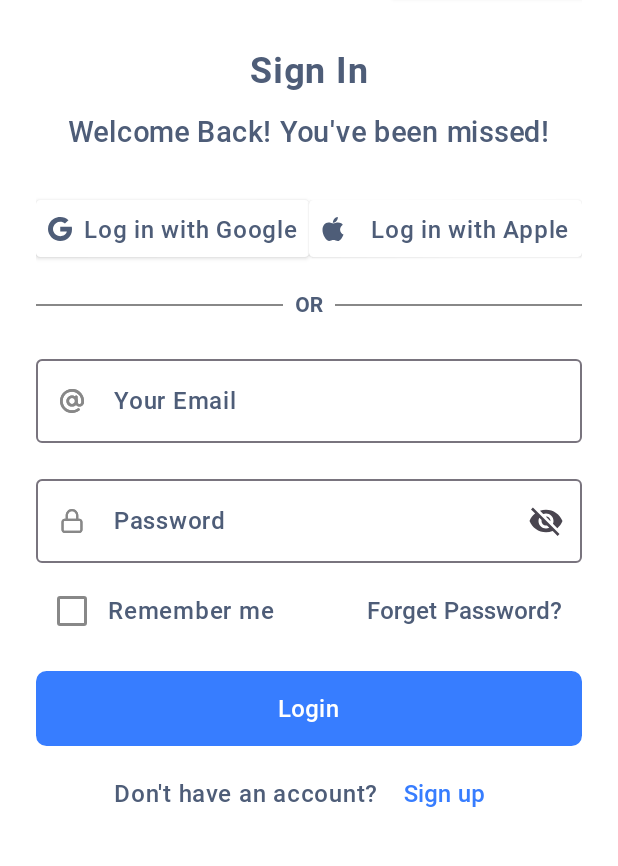
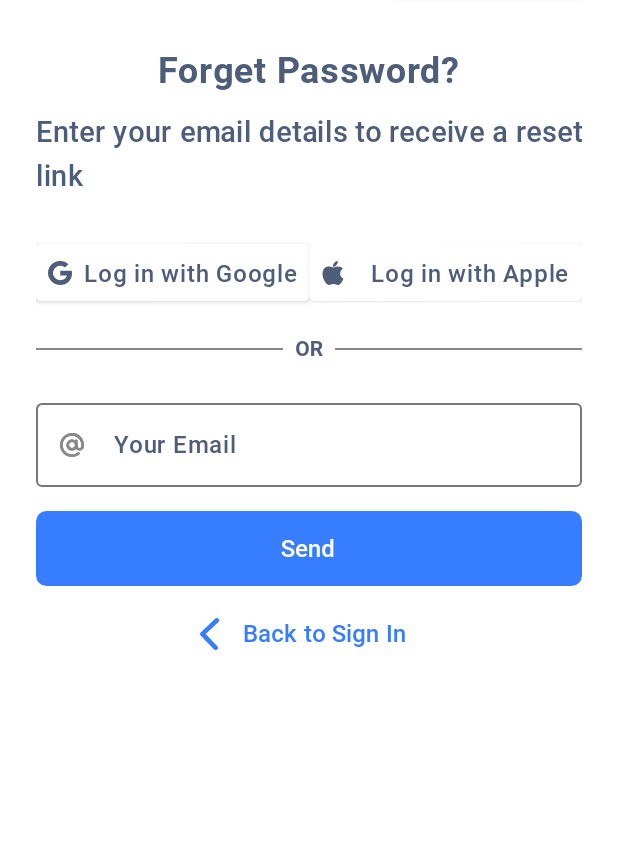
Before and after one commit to saif-uddin-shrabon/Meetmax, an Android app built with Jetpack Compose: the LoginPage screen opened through its navigation route, after a tap on "Forget Password?", on a phone screen of 412 x 824 dp, the part 86-952 px from its top. Run offline under Robolectric (Android 15) with nearby library versions, the phone set to English and light mode, and no system bars.

Commit message:
Auth ui and safe navigation

```diff
--- a/app/src/main/java/com/lilab/meetmax/MainActivity.kt
+++ b/app/src/main/java/com/lilab/meetmax/MainActivity.kt
@@ -20,7 +20,7 @@ class MainActivity : ComponentActivity() {
         setContent {
            MeetmaxTheme {
                Scaffold(modifier = Modifier.fillMaxSize()) {innerPadding ->
-                   MyAppNavigation(modifier = Modifier.padding(innerPadding), authViewModel = authViewModel)
+                   MyAppNavigation(modifier = Modifier.padding(innerPadding))
 
                }
            }
--- a/app/src/main/java/com/lilab/meetmax/Pages/AuthPages/ForgetPasswordPages.kt
+++ b/app/src/main/java/com/lilab/meetmax/Pages/AuthPages/ForgetPasswordPages.kt
@@ -1,11 +1,172 @@
 package com.lilab.meetmax.Pages.AuthPages
 
+import androidx.compose.foundation.Image
+import androidx.compose.foundation.background
+import androidx.compose.foundation.layout.Arrangement
+import androidx.compose.foundation.layout.Column
+import androidx.compose.foundation.layout.Row
+import androidx.compose.foundation.layout.Spacer
+import androidx.compose.foundation.layout.fillMaxSize
+import androidx.compose.foundation.layout.fillMaxWidth
+import androidx.compose.foundation.layout.height
+import androidx.compose.foundation.layout.padding
+import androidx.compose.foundation.layout.width
+import androidx.compose.foundation.rememberScrollState
+import androidx.compose.foundation.shape.RoundedCornerShape
+import androidx.compose.foundation.text.KeyboardOptions
+import androidx.compose.foundation.verticalScroll
+import androidx.compose.material.icons.Icons
+import androidx.compose.material.icons.filled.Visibility
+import androidx.compose.material.icons.filled.VisibilityOff
+import androidx.compose.material3.Button
+import androidx.compose.material3.ButtonDefaults
+import androidx.compose.material3.Checkbox
+import androidx.compose.material3.CheckboxDefaults
+import androidx.compose.material3.Icon
+import androidx.compose.material3.IconButton
+import androidx.compose.material3.OutlinedTextField
+import androidx.compose.material3.Surface
+import androidx.compose.material3.Text
+import androidx.compose.material3.TextButton
 import androidx.compose.runtime.Composable
+import androidx.compose.runtime.getValue
+import androidx.compose.runtime.mutableStateOf
+import androidx.compose.runtime.remember
+import androidx.compose.runtime.setValue
+import androidx.compose.ui.Alignment
 import androidx.compose.ui.Modifier
+import androidx.compose.ui.graphics.Color
+import androidx.compose.ui.res.painterResource
+import androidx.compose.ui.res.stringResource
+import androidx.compose.ui.text.font.Font
+import androidx.compose.ui.text.font.FontFamily
+import androidx.compose.ui.text.font.FontWeight
+import androidx.compose.ui.text.input.KeyboardType
+import androidx.compose.ui.text.input.PasswordVisualTransformation
+import androidx.compose.ui.text.input.VisualTransformation
+import androidx.compose.ui.tooling.preview.Preview
+import androidx.compose.ui.unit.dp
+import androidx.compose.ui.unit.sp
 import androidx.navigation.NavController
+import androidx.navigation.compose.rememberNavController
+import com.lilab.meetmax.Pages.AppComponent.Header
+import com.lilab.meetmax.Pages.AppComponent.StaticSection
+import com.lilab.meetmax.R
 import com.lilab.meetmax.ViewModel.AuthViewModel
+import com.lilab.meetmax.ui.theme.LightColorScheme
 
 @Composable
-fun ForgetPasswordPage(modifier: Modifier = Modifier, navController: NavController, authViewModel: AuthViewModel) {
+fun ForgetPasswordPage(modifier: Modifier = Modifier,onForgetPassword: () -> Unit = {}) {
+    Surface(
+        modifier = modifier
+            .fillMaxSize()
+            .background(Color.White)
+            .padding(24.dp)
+    ) {
+        Column(
+            modifier = modifier
+                .fillMaxSize()
+                .verticalScroll(rememberScrollState())
+                .background(Color.White),
 
+            ) {
+
+
+            // Header & StaticSection from AppComponent
+            Header()
+            StaticSection(title = stringResource(id = R.string.forget_password), subtitle = stringResource(
+                id = R.string.forget_password_desc
+            ), newlineTex = "")
+
+            ForgetPassFuntionality(onForgetPassword = onForgetPassword)
+
+        }
+    }
 }
+
+@Composable
+fun ForgetPassFuntionality(onForgetPassword: () -> Unit){
+    var email by remember {
+        mutableStateOf("")
+    }
+
+
+    Column(
+        modifier = Modifier.padding(top = 20.dp),
+        verticalArrangement = Arrangement.Center,
+        horizontalAlignment = Alignment.CenterHorizontally
+    ) {
+
+
+        OutlinedTextField(
+            modifier= Modifier.fillMaxWidth(),
+            value = email,
+            onValueChange = { email = it },
+            label = { Text(text = "Your Email",fontFamily = FontFamily(Font(R.font.rmedium, FontWeight.Medium)),
+                fontSize = 16.sp,
+                color = LightColorScheme.tertiary) },
+            leadingIcon = {
+                Icon(
+                    painter = painterResource(id = R.drawable.mail__),
+                    contentDescription = "Email Icon",
+                    tint = Color.Gray
+                )
+            },
+
+            )
+
+        Spacer(modifier = Modifier.height(16.dp))
+        Button(
+            onClick = { },
+            modifier = Modifier
+                .fillMaxWidth()
+                .height(50.dp),
+            shape = RoundedCornerShape(7.dp),
+            colors = ButtonDefaults.buttonColors(
+                containerColor = LightColorScheme.primary,
+                contentColor = Color.White
+            )
+
+        ) {
+            Text(text = "Send",fontFamily = FontFamily(Font(R.font.rmedium, FontWeight.Medium)),
+                fontSize = 16.sp,
+            )
+        }
+
+
+        Spacer(modifier = Modifier.height(8.dp))
+        Row(
+            modifier = Modifier.fillMaxWidth(),
+            horizontalArrangement = Arrangement.Center,
+            verticalAlignment = Alignment.CenterVertically
+        ) {
+            Image(
+                painter = painterResource(id = R.drawable.back_arrow),
+                contentDescription = "App Icon",
+                modifier = Modifier
+                    .height(21.dp)
+                    .width(21.dp)
+                    .align(Alignment.CenterVertically)
+            )
+            TextButton(onClick = onForgetPassword) {
+                Text(text = "Back to Sign In", fontFamily = FontFamily(Font(R.font.rmedium, FontWeight.Medium)),
+                    fontSize = 16.sp,
+                    color = LightColorScheme.secondary)
+            }
+
+        }
+
+
+    }
+}
+
+//@Preview(showBackground = true, widthDp = 360, heightDp = 640)
+@Composable
+fun ForgetPassLayout() {
+    val mockNavController = rememberNavController()
+    val mockAuthViewModel = AuthViewModel()
+
+    ForgetPasswordPage(
+        onForgetPassword = {}
+    )
+}
--- a/app/src/main/java/com/lilab/meetmax/Pages/AuthPages/LoginPage.kt
+++ b/app/src/main/java/com/lilab/meetmax/Pages/AuthPages/LoginPage.kt
@@ -64,7 +64,7 @@ import com.lilab.meetmax.ui.theme.LightColorScheme
 
 
 @Composable
-fun LoginPage(modifier: Modifier = Modifier, navController: NavController, authViewModel: AuthViewModel) {
+fun LoginPage(modifier: Modifier = Modifier, onSignupClick: () -> Unit, onForgetPassClick: () -> Unit) {
 
 
 
@@ -84,7 +84,10 @@ fun LoginPage(modifier: Modifier = Modifier, navController: NavController, authV
 
             Header()
             StaticSection(title = "Sign In", subtitle = "Welcome Back! You've been missed!" , newlineTex = "")
-            MiddleSection() // functional section
+            MiddleSection(
+                onSignupClick = onSignupClick,
+                onForgetPassClick = onForgetPassClick
+            ) // functional section
 
 
 
@@ -95,7 +98,10 @@ fun LoginPage(modifier: Modifier = Modifier, navController: NavController, authV
 
 
 @Composable
-fun MiddleSection(){
+fun MiddleSection(
+    onSignupClick: () -> Unit,
+    onForgetPassClick: () -> Unit
+) {
     var email by remember {
         mutableStateOf("")
     }
@@ -149,7 +155,7 @@ fun MiddleSection(){
             },
             leadingIcon = {
                 Icon(
-                    painter = painterResource(id = R.drawable.lock), // Replace with your password icon
+                    painter = painterResource(id = R.drawable.lock),
                     contentDescription = "Password Icon",
                     tint = Color.Gray
                 )
@@ -205,7 +211,7 @@ fun MiddleSection(){
             }
 
 
-            TextButton(onClick = {  },) {
+            TextButton(onClick = onForgetPassClick) {
                 Text(text = "Forget Password?", fontFamily = FontFamily(Font(R.font.rmedium, FontWeight.Medium)),
                     fontSize = 16.sp,
                     color = LightColorScheme.tertiary)
@@ -242,7 +248,7 @@ fun MiddleSection(){
             Text(text = "Don't have an account? ", fontFamily = FontFamily(Font(R.font.rmedium, FontWeight.Medium)),
                 fontSize = 16.sp,
                 color = LightColorScheme.tertiary)
-            TextButton(onClick = {  }) {
+            TextButton(onClick = onSignupClick) {
                 Text(text = "Sign up", fontFamily = FontFamily(Font(R.font.rmedium, FontWeight.Medium)),
                     fontSize = 16.sp,
                    color = LightColorScheme.secondary)
@@ -254,12 +260,12 @@ fun MiddleSection(){
     }
 }
 
-//@PreviewScreenSizes
+
 @Preview(showBackground = true, widthDp = 360, heightDp = 640)
 @Composable
 fun LoginPagePreview() {
-    val mockNavController = rememberNavController()
-    val mockAuthViewModel = AuthViewModel()
-
-    LoginPage(navController = mockNavController, authViewModel = mockAuthViewModel)
+    LoginPage(
+        onSignupClick = {},
+        onForgetPassClick = {}
+    )
 }
--- a/app/src/main/java/com/lilab/meetmax/Pages/AuthPages/SignupPage.kt
+++ b/app/src/main/java/com/lilab/meetmax/Pages/AuthPages/SignupPage.kt
@@ -73,7 +73,7 @@ import java.util.Date
 import java.util.Locale
 
 @Composable
-fun SignupPage(modifier: Modifier = Modifier, navController: NavController, authViewModel: AuthViewModel) {
+fun SignupPage(modifier: Modifier = Modifier, onsigninClick: () -> Unit) {
     Surface(
         modifier = modifier
             .fillMaxSize()
@@ -92,7 +92,7 @@ fun SignupPage(modifier: Modifier = Modifier, navController: NavController, auth
             // Header & StaticSection from AppComponent
             Header()
             StaticSection(title = "Getting Started", subtitle = "Create an account to continue and", newlineTex = "connect with the people.")
-            SignpuFuntionalSection()
+            SignpuFuntionalSection(onsigninClick = onsigninClick) // functional section
 
 
 
@@ -101,7 +101,7 @@ fun SignupPage(modifier: Modifier = Modifier, navController: NavController, auth
 }
 
 @Composable
-fun SignpuFuntionalSection(){
+fun SignpuFuntionalSection(onsigninClick: () -> Unit) {
     var email by remember {
         mutableStateOf("")
     }
@@ -244,7 +244,7 @@ fun SignpuFuntionalSection(){
             Text(text = "Already have an account? ", fontFamily = FontFamily(Font(R.font.rmedium, FontWeight.Medium)),
                 fontSize = 16.sp,
                 color = LightColorScheme.tertiary)
-            TextButton(onClick = {  }) {
+            TextButton(onClick = onsigninClick) {
                 Text(text = "Sign In", fontFamily = FontFamily(Font(R.font.rmedium, FontWeight.Medium)),
                     fontSize = 16.sp,
                     color = LightColorScheme.secondary)
@@ -324,7 +324,7 @@ fun convertMillisToDate(millis: Long): String {
 
 @Composable
 fun GenderSelectionRow() {
-    var selectedGender by remember {   // Geneder selection variable
+    var selectedGender by remember {   // Gender selection variable
         mutableStateOf("Male")
     }
     Card(
@@ -394,11 +394,11 @@ fun GenderSelectionRow() {
 }
 
 
-@Preview(showBackground = true, widthDp = 360, heightDp = 640)
-@Composable
-fun SignupLayout() {
-    val mockNavController = rememberNavController()
-    val mockAuthViewModel = AuthViewModel()
-
-    SignupPage(navController = mockNavController, authViewModel = mockAuthViewModel)
-}
+//@Preview(showBackground = true, widthDp = 360, heightDp = 640)
+//@Composable
+//fun SignupLayout() {
+//    val mockNavController = rememberNavController()
+//    val mockAuthViewModel = AuthViewModel()
+//
+//    SignupPage(navController = mockNavController, authViewModel = mockAuthViewModel)
+//}
--- /dev/null
+++ b/app/src/main/java/com/lilab/meetmax/Pages/Navigation/MainNavigation.kt
@@ -0,0 +1,71 @@
+package com.lilab.meetmax.Pages.Navigation
+
+import androidx.compose.runtime.Composable
+import androidx.compose.ui.Modifier
+import androidx.navigation.compose.NavHost
+import androidx.navigation.compose.composable
+import androidx.navigation.compose.rememberNavController
+import com.lilab.meetmax.Pages.AuthPages.ForgetPasswordPage
+import com.lilab.meetmax.Pages.AuthPages.LoginPage
+import com.lilab.meetmax.Pages.AuthPages.SignupPage
+import com.lilab.meetmax.Pages.MainPages.HomePage
+import com.lilab.meetmax.ViewModel.AuthViewModel
+
+
+
+@Composable
+fun MyAppNavigation(modifier: Modifier = Modifier) {
+
+    val navController = rememberNavController()
+
+    NavHost(navController = navController, startDestination = Destination.Login) {
+
+        composable<Destination.Login> {
+            LoginPage(
+                onSignupClick = {
+                    navController.navigate(Destination.Signup) {
+                        popUpTo(Destination.Login) {
+                            inclusive = true
+                        }
+                    }
+                },
+                onForgetPassClick = {
+                    navController.navigate(Destination.ForgetPassword) {
+                        popUpTo(Destination.Login) {
+                            inclusive = true
+                        }
+                    }
+                }
+            )
+        }
+
+
+            composable<Destination.Signup> {
+
+
+                SignupPage {
+                    navController.navigate(Destination.Login) {
+                        popUpTo(Destination.Signup) {
+                            inclusive = true
+                        }
+                    }
+                }
+            }
+
+            composable<Destination.ForgetPassword> {
+
+                    ForgetPasswordPage {
+                        navController.navigate(Destination.Login) {
+                            popUpTo(Destination.ForgetPassword) {
+                                inclusive = true
+                            }
+                        }
+                    }
+
+            }
+
+            composable<Destination.Home> {
+
+            }
+        }
+    }
--- a/app/src/main/java/com/lilab/meetmax/Pages/Navigation/MyAppNavigation.kt
+++ /dev/null
@@ -1,36 +0,0 @@
-package com.lilab.meetmax.Pages.Navigation
-
-import androidx.compose.runtime.Composable
-import androidx.compose.ui.Modifier
-import androidx.navigation.compose.NavHost
-import androidx.navigation.compose.composable
-import androidx.navigation.compose.rememberNavController
-import com.lilab.meetmax.Pages.AuthPages.ForgetPasswordPage
-import com.lilab.meetmax.Pages.AuthPages.LoginPage
-import com.lilab.meetmax.Pages.AuthPages.SignupPage
-import com.lilab.meetmax.Pages.MainPages.HomePage
-import com.lilab.meetmax.ViewModel.AuthViewModel
-
-@Composable
-fun MyAppNavigation(modifier: Modifier = Modifier, authViewModel: AuthViewModel) {
-
-    val navController = rememberNavController()
-
-    NavHost(navController = navController, startDestination = "signup", builder = {
-        composable("login") {
-            LoginPage(modifier, navController, authViewModel)
-        }
-        composable("signup") {
-            SignupPage(modifier, navController, authViewModel)
-        }
-
-        composable("forgetPassword") {
-            ForgetPasswordPage(modifier, navController, authViewModel)
-        }
-
-        composable("home") {
-            HomePage(modifier, navController, authViewModel)
-        }
-    })
-
-}
--- /dev/null
+++ b/app/src/main/java/com/lilab/meetmax/Pages/Navigation/NavigationUtils.kt
@@ -0,0 +1,14 @@
+package com.lilab.meetmax.Pages.Navigation
+
+import kotlinx.serialization.Serializable
+
+sealed class Destination{
+    @Serializable
+    data object Login: Destination()
+    @Serializable
+    data object Signup: Destination()
+    @Serializable
+    data object ForgetPassword: Destination()
+    @Serializable
+    data object Home: Destination()
+}
--- /dev/null
+++ b/app/src/main/res/drawable/back_arrow.xml
@@ -0,0 +1,9 @@
+<vector xmlns:android="http://schemas.android.com/apk/res/android"
+    android:width="6dp"
+    android:height="10dp"
+    android:viewportWidth="6"
+    android:viewportHeight="10">
+  <path
+      android:pathData="M5.78,1.219C6.073,0.94 6.073,0.488 5.78,0.209C5.487,-0.07 5.013,-0.07 4.72,0.209L0.22,4.495C-0.064,4.765 -0.074,5.201 0.197,5.483L4.322,9.768C4.602,10.059 5.076,10.079 5.382,9.812C5.687,9.546 5.708,9.094 5.428,8.803L1.788,5.021L5.78,1.219Z"
+      android:fillColor="#377DFF"/>
+</vector>
--- a/app/src/main/res/values/strings.xml
+++ b/app/src/main/res/values/strings.xml
@@ -1,3 +1,5 @@
 <resources>
     <string name="app_name">Meetmax</string>
+    <string name="forget_password">Forget Password?</string>
+    <string name="forget_password_desc">Enter your email details to receive a reset link</string>
 </resources>
--- a/build.gradle.kts
+++ b/build.gradle.kts
@@ -2,4 +2,5 @@
 plugins {
     alias(libs.plugins.androidApplication) apply false
     alias(libs.plugins.jetbrainsKotlinAndroid) apply false
+
 }
--- a/gradle/libs.versions.toml
+++ b/gradle/libs.versions.toml
@@ -5,11 +5,12 @@ coreKtx = "1.12.0"
 junit = "4.13.2"
 junitVersion = "1.1.5"
 espressoCore = "3.5.1"
+kotlinxSerializationJson = "1.5.0"
 lifecycleRuntimeKtx = "2.7.0"
 activityCompose = "1.8.2"
 composeBom = "2023.08.00"
 material3 = "1.2.1"
-navigationCompose = "2.7.7"
+navigationCompose = "2.8.0-beta05"
 
 
 [libraries]
@@ -28,8 +29,10 @@ androidx-ui-test-manifest = { group = "androidx.compose.ui", name = "ui-test-man
 androidx-ui-test-junit4 = { group = "androidx.compose.ui", name = "ui-test-junit4" }
 androidx-material3 = { group = "androidx.compose.material3", name = "material3" }
 androidx-navigation-compose = { group = "androidx.navigation", name = "navigation-compose", version.ref = "navigationCompose" }
+kotlinx-serialization-json = { module = "org.jetbrains.kotlinx:kotlinx-serialization-json", version.ref = "kotlinxSerializationJson" }
 material3 = { module = "androidx.compose.material3:material3", version.ref = "material3" }
 
 [plugins]
 androidApplication = { id = "com.android.application", version.ref = "agp" }
 jetbrainsKotlinAndroid = { id = "org.jetbrains.kotlin.android", version.ref = "kotlin" }
+kotlin-serialization = { id = "org.jetbrains.kotlin.plugin.serialization", version.ref = "kotlin" }
```
Also changed, not shown: app/build.gradle.kts (+7 -2 lines).
